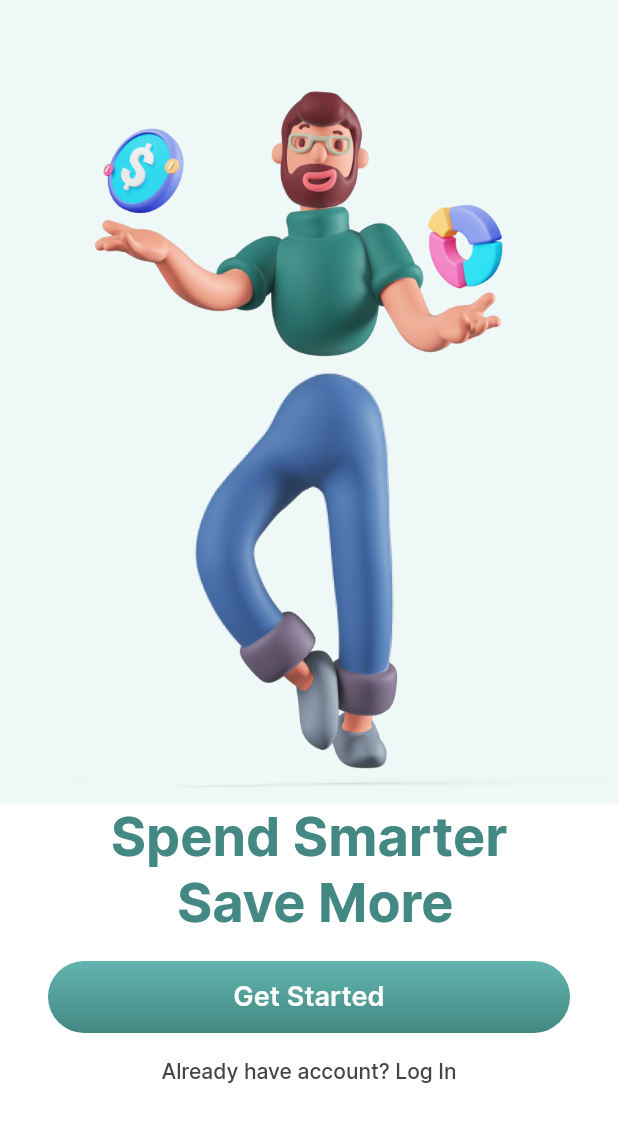
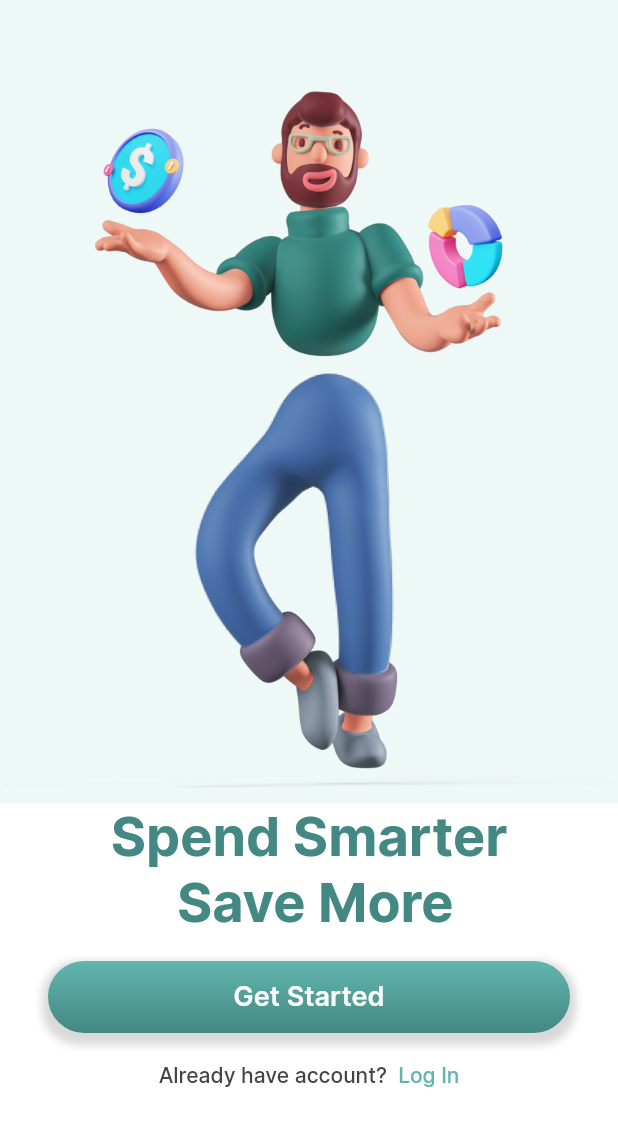
Before and after one commit to thyagosouza/financial_app, a Flutter app: the screen it shows after launch, on a phone screen of 412 x 824 dp. Shown: the top 1126 px of the screen. Run offline on Flutter 3.47's test engine with Material 2 defaults, Android fonts, the phone set to English and light mode, and no system bars.

Commit message:
Parte 9 - RichText, Row, GestureDetector e TextButton

```diff
--- /dev/null
+++ b/lib/common/widgets/multi_text_button_widget.dart
@@ -0,0 +1,23 @@
+import 'package:flutter/material.dart';
+
+class MultiTextButtonWidget extends StatelessWidget {
+  final List<Text> children;
+  final VoidCallback onPressed;
+  const MultiTextButtonWidget({
+    Key? key,
+    required this.children,
+    required this.onPressed,
+  }) : super(key: key);
+
+  @override
+  Widget build(BuildContext context) {
+    return TextButton(
+      onPressed: onPressed,
+      child: Row(
+        mainAxisAlignment: MainAxisAlignment.center,
+        mainAxisSize: MainAxisSize.min,
+        children: children,
+      ),
+    );
+  }
+}
--- a/lib/common/widgets/primary_button.dart
+++ b/lib/common/widgets/primary_button_widget.dart
@@ -3,11 +3,11 @@ import 'package:flutter/material.dart';
 import '../constants/app_colors.dart';
 import '../constants/app_text_styles.dart';
 
-class PrimaryButton extends StatelessWidget {
+class PrimaryButtonWidget extends StatelessWidget {
   final VoidCallback? onPressed;
   final String text;
   final double sizeH;
-  PrimaryButton({
+  PrimaryButtonWidget({
     Key? key,
     this.onPressed,
     required this.text,
@@ -27,6 +27,14 @@ class PrimaryButton extends StatelessWidget {
           begin: Alignment.topCenter,
           end: Alignment.bottomCenter,
         ),
+        boxShadow: [
+          BoxShadow(
+            color: AppColors.black.withOpacity(0.15),
+            spreadRadius: 4,
+            blurRadius: 4,
+            offset: Offset(0, 4), //
+          ),
+        ],
         borderRadius: _borderRadius,
       ),
       child: ElevatedButton(
--- a/lib/features/onboarding/onboarding_page.dart
+++ b/lib/features/onboarding/onboarding_page.dart
@@ -1,8 +1,14 @@
+// ignore_for_file: public_member_api_docs, sort_constructors_first
+import 'dart:developer';
+
+import 'package:flutter/gestures.dart';
+import 'package:flutter/material.dart';
+
 import 'package:finance_app/common/constants/app_colors.dart';
 import 'package:finance_app/common/constants/app_text_styles.dart';
-import 'package:flutter/material.dart';
 
-import '../../common/widgets/primary_button.dart';
+import '../../common/widgets/primary_button_widget.dart';
+import '../../common/widgets/multi_text_button_widget.dart';
 
 class OnboardingPage extends StatelessWidget {
   @override
@@ -35,20 +41,27 @@ class OnboardingPage extends StatelessWidget {
                   ),
                 ),
                 Padding(
-                  padding: const EdgeInsets.symmetric(
-                    horizontal: 32.0,
-                    vertical: 17,
-                  ),
-                  child: PrimaryButton(
+                  padding: EdgeInsets.fromLTRB(32, 17, 32, 4),
+                  child: PrimaryButtonWidget(
                     text: 'Get Started',
                     onPressed: () {},
                     sizeH: 48,
                   ),
                 ),
-                Text(
-                  'Already have account? Log In',
-                  style: AppTextStyles.smallText
-                      .copyWith(color: AppColors.greyDark),
+                MultiTextButtonWidget(
+                  onPressed: () => log('pressed'),
+                  children: [
+                    Text(
+                      'Already have account?  ',
+                      style: AppTextStyles.smallText
+                          .copyWith(color: AppColors.greyDark),
+                    ),
+                    Text(
+                      'Log In',
+                      style: AppTextStyles.smallText
+                          .copyWith(color: AppColors.greenLight1),
+                    ),
+                  ],
                 ),
               ],
             ),
```
Also changed, not shown: assets/images/onboarding.png (added), assets/images/signin.png (added), assets/images/signup.png (added).
